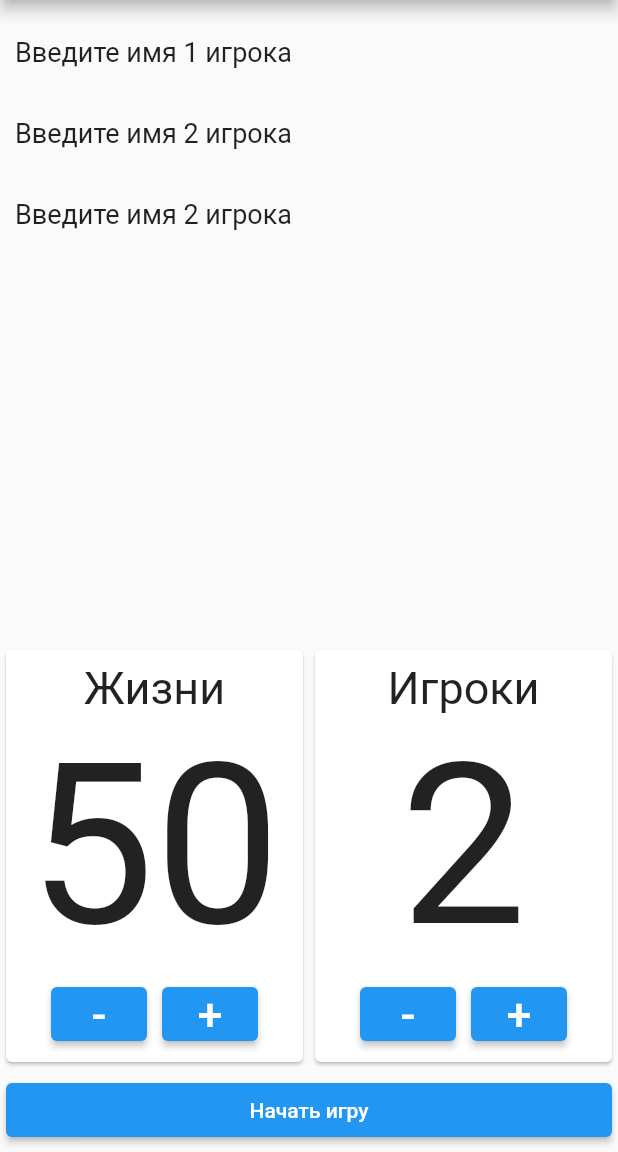
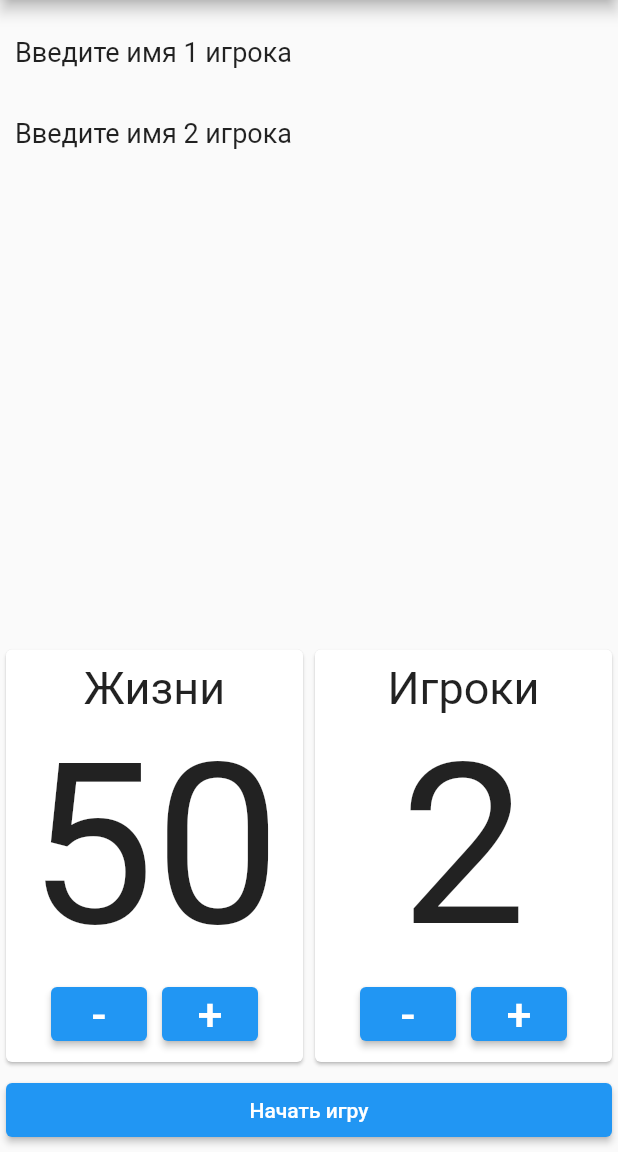
Before and after one commit to Nikkitik/point_tracker_star_realms, a Flutter app: the screen it shows after launch, on a phone screen of 412 x 824 dp, the part 84-1236 px from its top. Run offline on Flutter 3.47's test engine with Material 2 defaults, Android fonts, the phone set to English and light mode, and no system bars; our stand-ins replace flutter_bloc.

```diff
--- a/lib/main.dart
+++ b/lib/main.dart
@@ -31,7 +31,7 @@ class _MyPointerState extends State<MyPointer> {
           title: Text('Star Realms Pointer'),
         ),
         body: BlocProvider(
-          create: (_) => CounterBloc(),
+          create: (_) => ListUserCubit(),
           child: Column(crossAxisAlignment: CrossAxisAlignment.stretch, children: [
             Expanded(
               child: UserListWidget(),
--- a/lib/util/counter_event.dart
+++ b/lib/util/counter_event.dart
@@ -1,21 +1,18 @@
 import 'package:flutter_bloc/flutter_bloc.dart';
 
-/// Event being processed by [CounterBloc].
-abstract class CounterEvent {}
+class ListUserCubit extends Cubit<List<String>> {
+  ListUserCubit() : super(_defaultUserList);
 
-/// Notifies bloc to increment state.
-class Increment extends CounterEvent {}
+  static final List<String> _defaultUserList = <String>[
+    'Введите имя 1 игрока',
+    'Введите имя 2 игрока'
+  ];
 
-/// Notifies bloc to decrement state.
-class Decrement extends CounterEvent {}
+  void addUserInfo(int count) {
+    emit(List.from(state)..add('Введите имя $count игрока'));
+  }
 
-/// {@template counter_bloc}
-/// A simple [Bloc] that manages an `int` as its state.
-/// {@endtemplate}
-class CounterBloc extends Bloc<CounterEvent, int> {
-  /// {@macro counter_bloc}
-  CounterBloc() : super(2) {
-    on<Increment>((event, emit) => emit(state + 1));
-    on<Decrement>((event, emit) => emit(state - 1));
+  void removeUserInfo() {
+    emit(List.from(state)..removeLast());
   }
 }
--- a/lib/widget/start_card.dart
+++ b/lib/widget/start_card.dart
@@ -29,7 +29,7 @@ class _StartCardWidgetState extends State<StartCardWidget> {
 
   void _decrease() {
     if (needProvider) {
-      context.read<CounterBloc>().add(Decrement());
+      context.read<ListUserCubit>().removeUserInfo();
     }
 
     setState(() {
@@ -38,13 +38,13 @@ class _StartCardWidgetState extends State<StartCardWidget> {
   }
 
   void _increase() {
-    if (needProvider) {
-      context.read<CounterBloc>().add(Increment());
-    }
-
     setState(() {
       value += 1;
     });
+
+    if (needProvider) {
+      context.read<ListUserCubit>().addUserInfo(value);
+    }
   }
 
   @override
--- a/lib/widget/user_list.dart
+++ b/lib/widget/user_list.dart
@@ -2,38 +2,15 @@ import 'package:flutter/material.dart';
 import 'package:flutter_bloc/flutter_bloc.dart';
 import 'package:point_tracker_star_realms/util/counter_event.dart';
 
-class UserListWidget extends StatefulWidget {
+class UserListWidget extends StatelessWidget {
   const UserListWidget({Key? key}) : super(key: key);
 
   @override
-  _UserListWidgetState createState() => _UserListWidgetState();
-}
-
-class _UserListWidgetState extends State<UserListWidget> {
-  late List<String> _usersInfo = _getStartListUserInfo();
-
-  List<String> _getStartListUserInfo() {
-    List<String> list = <String>[];
-
-    for (int i = 0; i < 2; i++) {
-      list.add('Введите имя ${(i + 1).toString()} игрока');
-    }
-
-    return list;
-  }
-
-  @override
   Widget build(BuildContext context) {
-    return BlocBuilder<CounterBloc, int>(builder: (context, count) {
-      if (count < _usersInfo.length) {
-        _usersInfo.removeAt(count);
-      } else {
-        _usersInfo.add('Введите имя ${count.toString()} игрока');
-      }
-
+    return BlocBuilder<ListUserCubit, List<String>>(builder: (context, list) {
       return ListView.builder(
         padding: const EdgeInsets.all(8),
-        itemCount: _usersInfo.length,
+        itemCount: list.length,
         itemBuilder: (BuildContext context, int index) {
           return Container(
             height: 50,
@@ -42,7 +19,7 @@ class _UserListWidgetState extends State<UserListWidget> {
               child: Row(
                 children: [
                   Text(
-                    _usersInfo[index],
+                    list[index],
                     style: TextStyle(fontSize: 18),
                   ),
                 ],
```
